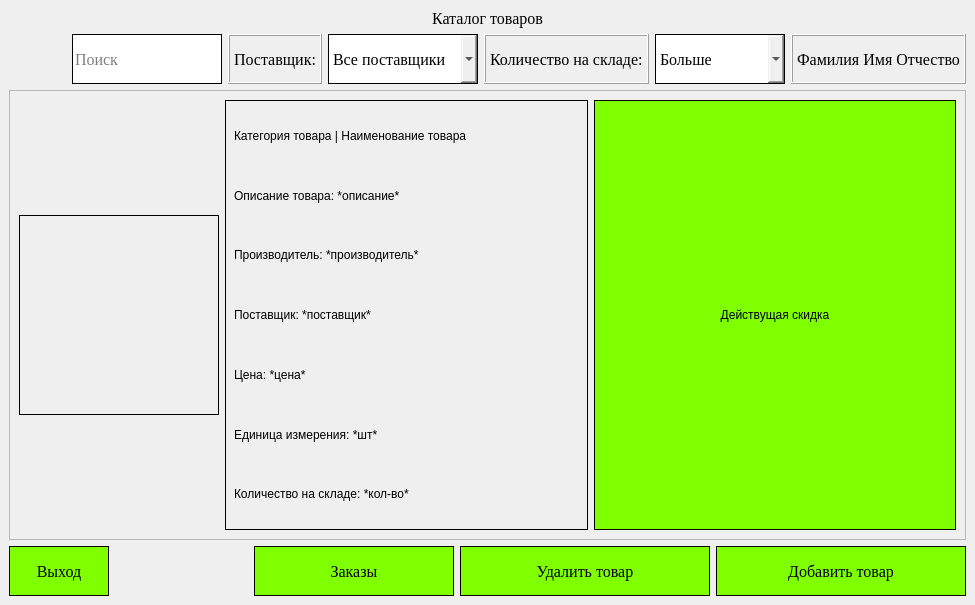
Qt form Ui/product_list_administrator.ui (mediumperson/shoe-shop-demo-exam) before a commit.
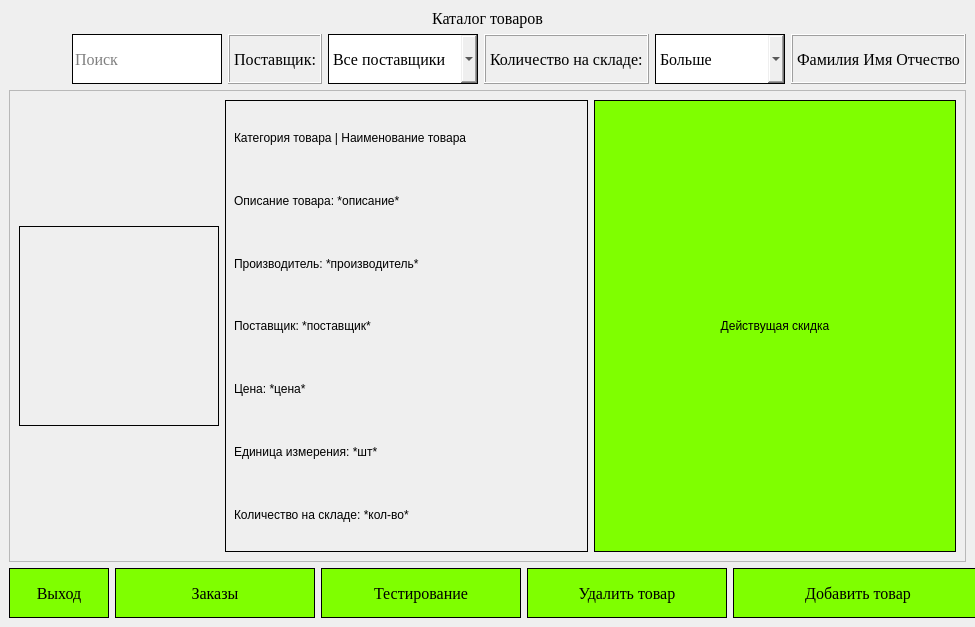
The same form after that commit. Icons and pictures are not drawn.

What changed in the file:
```diff
--- a/Ui/product_list_administrator.ui
+++ b/Ui/product_list_administrator.ui
@@ -7,7 +7,7 @@
     <x>0</x>
     <y>0</y>
     <width>975</width>
-    <height>605</height>
+    <height>627</height>
    </rect>
   </property>
   <property name="minimumSize">
@@ -104,11 +104,39 @@
         </property>
        </widget>
       </item>
+      <item>
+       <widget class="QPushButton" name="test">
+        <property name="minimumSize">
+         <size>
+          <width>200</width>
+          <height>0</height>
+         </size>
+        </property>
+        <property name="maximumSize">
+         <size>
+          <width>200</width>
+          <height>50</height>
+         </size>
+        </property>
+        <property name="styleSheet">
+         <string notr="true">QPushButton#test{
+    border: 1px solid #000; 
+	background-color:#7FFF00;
+}
+QPushButton#test:hover {
+    background-color:#00FA9A;
+}</string>
+        </property>
+        <property name="text">
+         <string>Тестирование</string>
+        </property>
+       </widget>
+      </item>
       <item>
        <widget class="QPushButton" name="remove_product">
         <property name="minimumSize">
          <size>
-          <width>250</width>
+          <width>200</width>
           <height>0</height>
          </size>
         </property>
@@ -142,7 +170,7 @@
         </property>
         <property name="maximumSize">
          <size>
-          <width>250</width>
+          <width>200</width>
           <height>50</height>
          </size>
         </property>
@@ -373,7 +401,7 @@
          <x>0</x>
          <y>0</y>
          <width>953</width>
-         <height>410</height>
+         <height>432</height>
         </rect>
        </property>
        <layout class="QHBoxLayout" name="horizontalLayout_2">
```
